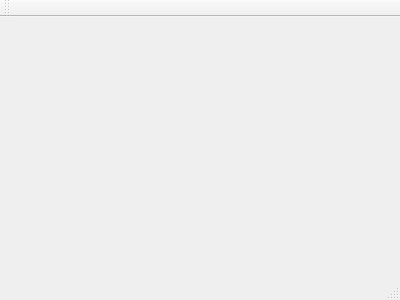
This is Client/ftpClient/mainwindow.ui in cooee/FTP as Qt 5 draws it before an edit. The edited form follows.
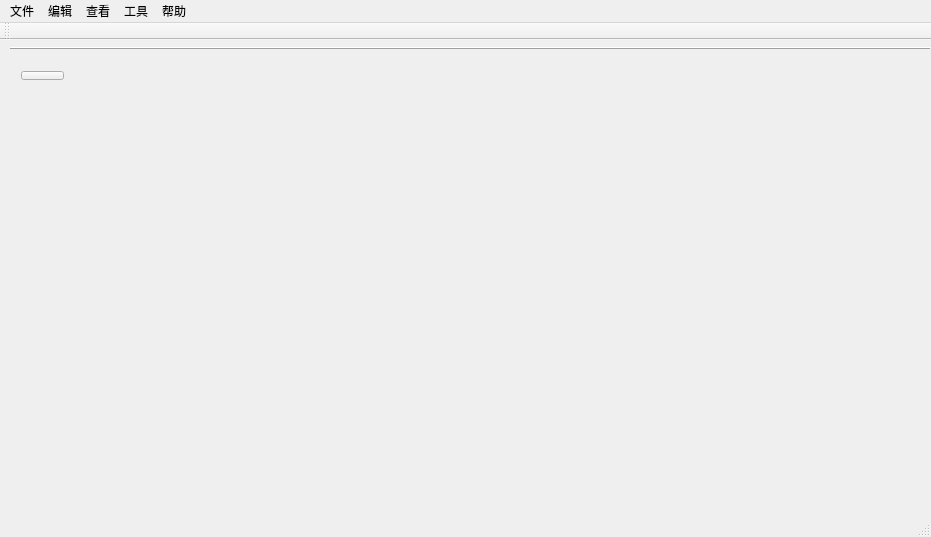
This is the edited form. Icons and pictures are not drawn.

```diff
--- a/Client/ftpClient/mainwindow.ui
+++ b/Client/ftpClient/mainwindow.ui
@@ -1,24 +1,167 @@
 <ui version="4.0">
  <class>MainWindow</class>
- <widget class="QMainWindow" name="MainWindow" >
-  <property name="geometry" >
+ <widget class="QMainWindow" name="MainWindow">
+  <property name="geometry">
    <rect>
     <x>0</x>
     <y>0</y>
-    <width>400</width>
-    <height>300</height>
+    <width>931</width>
+    <height>537</height>
    </rect>
   </property>
   <property name="windowTitle" >
    <string>MainWindow</string>
   </property>
-  <widget class="QMenuBar" name="menuBar" />
-  <widget class="QToolBar" name="mainToolBar" />
-  <widget class="QWidget" name="centralWidget" />
-  <widget class="QStatusBar" name="statusBar" />
+  <property name="layoutDirection">
+   <enum>Qt::LeftToRight</enum>
+  </property>
+  <widget class="QWidget" name="centralWidget">
+   <property name="layoutDirection">
+    <enum>Qt::LeftToRight</enum>
+   </property>
+   <widget class="QWidget" name="horizontalLayoutWidget">
+    <property name="geometry">
+     <rect>
+      <x>10</x>
+      <y>20</y>
+      <width>163</width>
+      <height>31</height>
+     </rect>
+    </property>
+    <layout class="QHBoxLayout" name="horizontalLayout">
+     <item>
+      <widget class="QPushButton" name="pushButton">
+       <property name="layoutDirection">
+        <enum>Qt::LeftToRight</enum>
+       </property>
+       <property name="text">
+        <string/>
+       </property>
+       <property name="icon">
+        <iconset resource="ftp.qrc">
+         <normaloff>:/images/dir.png</normaloff>:/images/dir.png</iconset>
+       </property>
+      </widget>
+     </item>
+     <item>
+      <widget class="QLabel" name="label_3">
+       <property name="text">
+        <string/>
+       </property>
+       <property name="pixmap">
+        <pixmap resource="ftp.qrc">:/images/dir.png</pixmap>
+       </property>
+      </widget>
+     </item>
+     <item>
+      <widget class="QLabel" name="label_2">
+       <property name="text">
+        <string/>
+       </property>
+       <property name="pixmap">
+        <pixmap resource="ftp.qrc">:/images/dir.png</pixmap>
+       </property>
+      </widget>
+     </item>
+    </layout>
+   </widget>
+   <widget class="Line" name="line">
+    <property name="windowModality">
+     <enum>Qt::NonModal</enum>
+    </property>
+    <property name="geometry">
+     <rect>
+      <x>10</x>
+      <y>0</y>
+      <width>921</width>
+      <height>16</height>
+     </rect>
+    </property>
+    <property name="layoutDirection">
+     <enum>Qt::LeftToRight</enum>
+    </property>
+    <property name="autoFillBackground">
+     <bool>true</bool>
+    </property>
+    <property name="frameShadow">
+     <enum>QFrame::Raised</enum>
+    </property>
+    <property name="lineWidth">
+     <number>1</number>
+    </property>
+    <property name="orientation">
+     <enum>Qt::Horizontal</enum>
+    </property>
+   </widget>
+  </widget>
+  <widget class="QToolBar" name="mainToolBar">
+   <attribute name="toolBarArea">
+    <enum>TopToolBarArea</enum>
+   </attribute>
+   <attribute name="toolBarBreak">
+    <bool>false</bool>
+   </attribute>
+  </widget>
+  <widget class="QStatusBar" name="statusBar"/>
+  <widget class="QMenuBar" name="menuBar">
+   <property name="geometry">
+    <rect>
+     <x>0</x>
+     <y>0</y>
+     <width>931</width>
+     <height>25</height>
+    </rect>
+   </property>
+   <widget class="QMenu" name="fileMenu">
+    <property name="title">
+     <string>文件</string>
+    </property>
+    <addaction name="actionOpen"/>
+   </widget>
+   <widget class="QMenu" name="menu_edit">
+    <property name="title">
+     <string>编辑</string>
+    </property>
+   </widget>
+   <widget class="QMenu" name="menu_lock">
+    <property name="title">
+     <string>查看</string>
+    </property>
+   </widget>
+   <widget class="QMenu" name="menu_tool">
+    <property name="title">
+     <string>工具</string>
+    </property>
+   </widget>
+   <widget class="QMenu" name="menu_help">
+    <property name="title">
+     <string>帮助</string>
+    </property>
+   </widget>
+   <addaction name="fileMenu"/>
+   <addaction name="menu_edit"/>
+   <addaction name="menu_lock"/>
+   <addaction name="menu_tool"/>
+   <addaction name="menu_help"/>
+  </widget>
+  <action name="actionOpen">
+   <property name="checkable">
+    <bool>false</bool>
+   </property>
+   <property name="checked">
+    <bool>false</bool>
+   </property>
+   <property name="text">
+    <string>打开</string>
+   </property>
+   <property name="statusTip">
+    <string>Create a new file</string>
+   </property>
+  </action>
  </widget>
- <layoutDefault spacing="6" margin="11" />
- <pixmapfunction></pixmapfunction>
- <resources/>
+ <layoutdefault spacing="6" margin="11"/>
+ <resources>
+  <include location="ftp.qrc"/>
+ </resources>
  <connections/>
 </ui>
```
Left out of the diff: 3 changed lines with no effect on the pictures.
